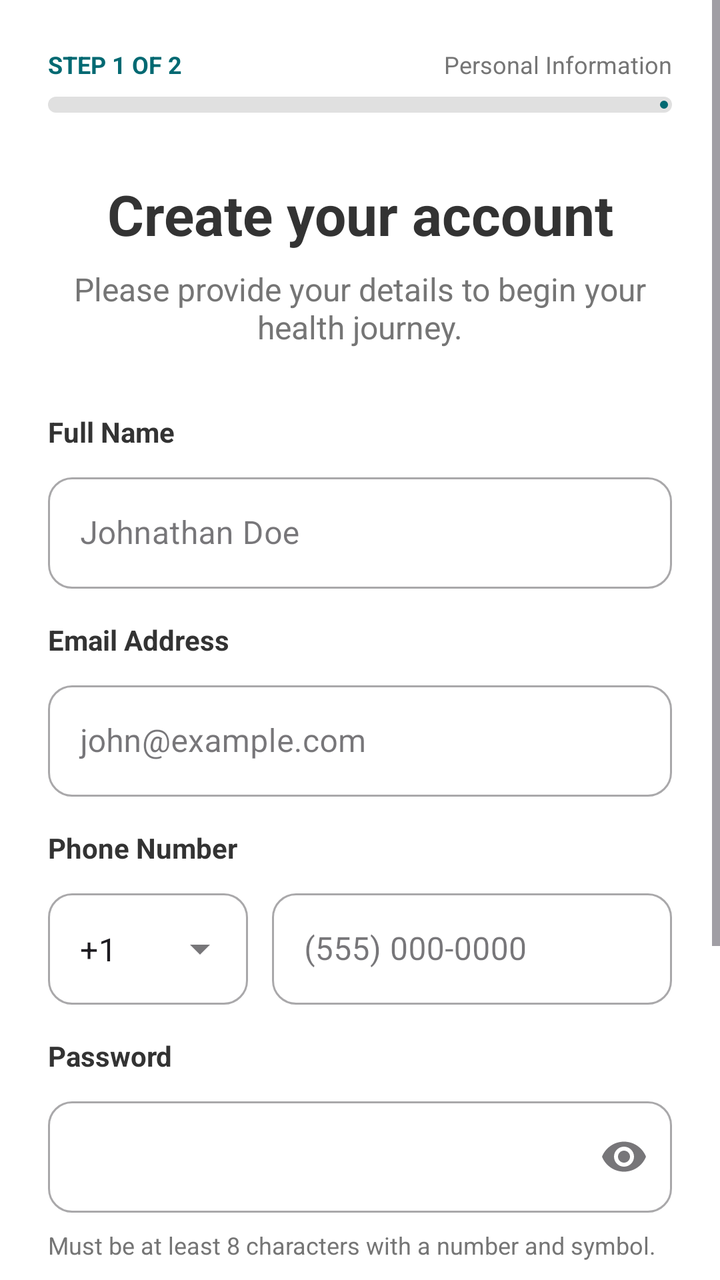
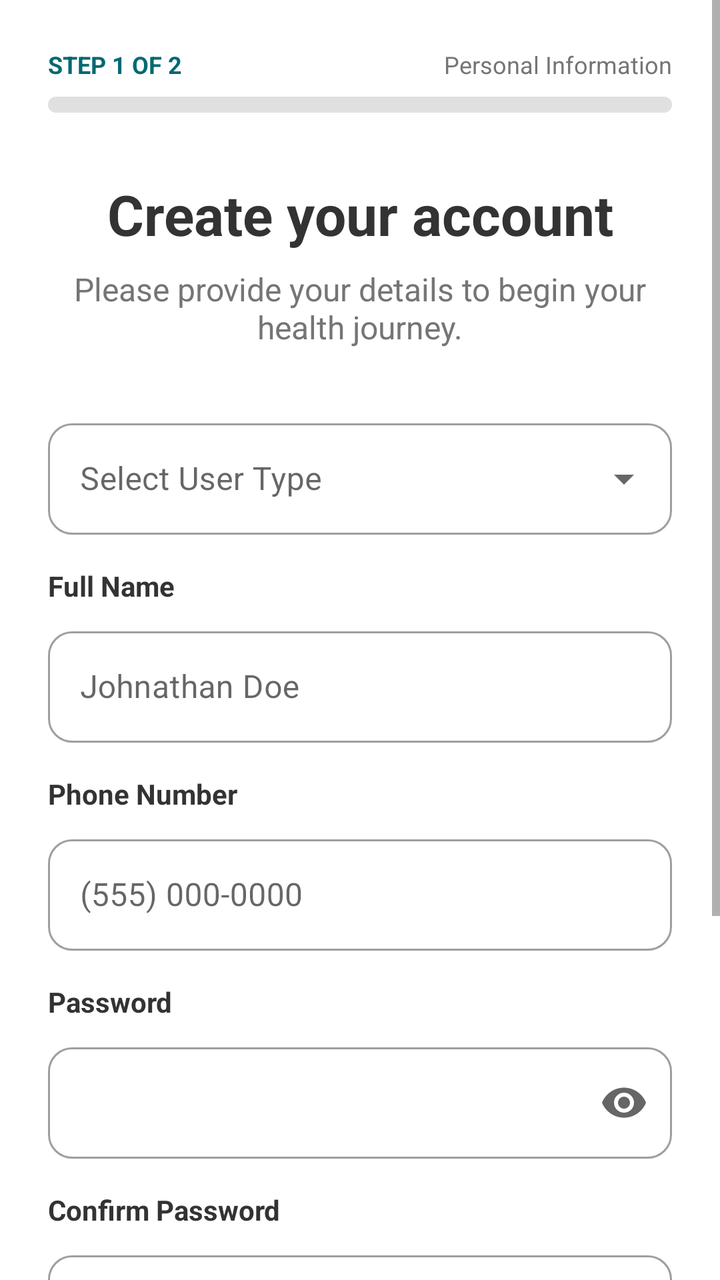

Before-and-after screenshots of an Android layout around one commit, followed by the original layout XML and the change that was made.
<!-- AndroidManifest.xml: application theme Theme.DocSheba -->
<!-- res/layout/signup_activity.xml -->
<?xml version="1.0" encoding="utf-8"?>
<ScrollView xmlns:android="http://schemas.android.com/apk/res/android"
    xmlns:app="http://schemas.android.com/apk/res-auto"
    xmlns:tools="http://schemas.android.com/tools"
    android:layout_width="match_parent"
    android:layout_height="match_parent"
    android:background="#FFFFFF"
    android:fillViewport="true">

    <androidx.constraintlayout.widget.ConstraintLayout
        android:layout_width="match_parent"
        android:layout_height="wrap_content"
        android:padding="24dp">

        <LinearLayout
            android:id="@+id/progressLayout"
            android:layout_width="match_parent"
            android:layout_height="wrap_content"
            android:orientation="vertical"
            app:layout_constraintTop_toTopOf="parent">

            <androidx.constraintlayout.widget.ConstraintLayout
                android:layout_width="match_parent"
                android:layout_height="wrap_content">
                <TextView
                    android:layout_width="wrap_content"
                    android:layout_height="wrap_content"
                    android:text="STEP 1 OF 2"
                    android:textColor="@color/color_primary_teal"
                    android:textStyle="bold"
                    android:textSize="12sp"
                    app:layout_constraintStart_toStartOf="parent"
                    app:layout_constraintTop_toTopOf="parent" />
                <TextView
                    android:layout_width="wrap_content"
                    android:layout_height="wrap_content"
                    android:text="Personal Information"
                    android:textColor="@color/text_color_secondary"
                    android:textSize="12sp"
                    app:layout_constraintEnd_toEndOf="parent"
                    app:layout_constraintTop_toTopOf="parent" />
            </androidx.constraintlayout.widget.ConstraintLayout>

            <com.google.android.material.progressindicator.LinearProgressIndicator
                android:layout_width="match_parent"
                android:layout_height="wrap_content"
                android:layout_marginTop="8dp"
                android:progress="50"
                app:indicatorColor="@color/color_primary_teal"
                app:trackColor="#E0E0E0"
                app:trackCornerRadius="4dp"
                app:trackThickness="8dp" />
        </LinearLayout>

        <TextView
            android:id="@+id/signupTitle"
            android:layout_width="wrap_content"
            android:layout_height="wrap_content"
            android:layout_marginTop="32dp"
            android:text="Create your account"
            android:textColor="@color/text_color_primary"
            android:textSize="28sp"
            android:textStyle="bold"
            app:layout_constraintEnd_toEndOf="parent"
            app:layout_constraintStart_toStartOf="parent"
            app:layout_constraintTop_toBottomOf="@id/progressLayout" />

        <TextView
            android:id="@+id/signupSubtitle"
            android:layout_width="0dp"
            android:layout_height="wrap_content"
            android:layout_marginTop="8dp"
            android:gravity="center"
            android:text="Please provide your details to begin your health journey."
            android:textColor="@color/text_color_secondary"
            android:textSize="16sp"
            app:layout_constraintEnd_toEndOf="parent"
            app:layout_constraintStart_toStartOf="parent"
            app:layout_constraintTop_toBottomOf="@id/signupTitle" />

        
        <LinearLayout
            android:id="@+id/formLayout"
            android:layout_width="match_parent"
            android:layout_height="wrap_content"
            android:layout_marginTop="32dp"
            android:orientation="vertical"
            app:layout_constraintTop_toBottomOf="@id/signupSubtitle">

            <TextView
                android:layout_width="wrap_content"
                android:layout_height="wrap_content"
                android:text="Full Name"
                android:textColor="@color/text_color_primary"
                android:textStyle="bold"
                android:layout_marginBottom="8dp" />

            <com.google.android.material.textfield.TextInputLayout
                style="@style/Widget.MaterialComponents.TextInputLayout.OutlinedBox"
                android:layout_width="match_parent"
                android:layout_height="wrap_content"
                app:boxCornerRadiusBottomEnd="12dp"
                app:boxCornerRadiusBottomStart="12dp"
                app:boxCornerRadiusTopEnd="12dp"
                app:boxCornerRadiusTopStart="12dp">
                <com.google.android.material.textfield.TextInputEditText
                    android:layout_width="match_parent"
                    android:layout_height="wrap_content"
                    android:hint="Johnathan Doe" />
            </com.google.android.material.textfield.TextInputLayout>

            <TextView
                android:layout_width="wrap_content"
                android:layout_height="wrap_content"
                android:text="Email Address"
                android:textColor="@color/text_color_primary"
                android:textStyle="bold"
                android:layout_marginTop="16dp"
                android:layout_marginBottom="8dp" />

            <com.google.android.material.textfield.TextInputLayout
                style="@style/Widget.MaterialComponents.TextInputLayout.OutlinedBox"
                android:layout_width="match_parent"
                android:layout_height="wrap_content"
                app:boxCornerRadiusBottomEnd="12dp"
                app:boxCornerRadiusBottomStart="12dp"
                app:boxCornerRadiusTopEnd="12dp"
                app:boxCornerRadiusTopStart="12dp">
                <com.google.android.material.textfield.TextInputEditText
                    android:layout_width="match_parent"
                    android:layout_height="wrap_content"
                    android:hint="john@example.com"
                    android:inputType="textEmailAddress" />
            </com.google.android.material.textfield.TextInputLayout>

            <TextView
                android:layout_width="wrap_content"
                android:layout_height="wrap_content"
                android:text="Phone Number"
                android:textColor="@color/text_color_primary"
                android:textStyle="bold"
                android:layout_marginTop="16dp"
                android:layout_marginBottom="8dp" />

            <LinearLayout
                android:layout_width="match_parent"
                android:layout_height="wrap_content"
                android:orientation="horizontal">

                <com.google.android.material.textfield.TextInputLayout
                    style="@style/Widget.MaterialComponents.TextInputLayout.OutlinedBox.ExposedDropdownMenu"
                    android:layout_width="100dp"
                    android:layout_height="wrap_content"
                    app:boxCornerRadiusBottomEnd="12dp"
                    app:boxCornerRadiusBottomStart="12dp"
                    app:boxCornerRadiusTopEnd="12dp"
                    app:boxCornerRadiusTopStart="12dp">
                    <AutoCompleteTextView
                        android:layout_width="match_parent"
                        android:layout_height="wrap_content"
                        android:text="+1"
                        android:inputType="none" />
                </com.google.android.material.textfield.TextInputLayout>

                <com.google.android.material.textfield.TextInputLayout
                    style="@style/Widget.MaterialComponents.TextInputLayout.OutlinedBox"
                    android:layout_width="0dp"
                    android:layout_height="wrap_content"
                    android:layout_weight="1"
                    android:layout_marginStart="12dp"
                    app:boxCornerRadiusBottomEnd="12dp"
                    app:boxCornerRadiusBottomStart="12dp"
                    app:boxCornerRadiusTopEnd="12dp"
                    app:boxCornerRadiusTopStart="12dp">
                    <com.google.android.material.textfield.TextInputEditText
                        android:layout_width="match_parent"
                        android:layout_height="wrap_content"
                        android:hint="(555) 000-0000"
                        android:inputType="phone" />
                </com.google.android.material.textfield.TextInputLayout>
            </LinearLayout>

            <TextView
                android:layout_width="wrap_content"
                android:layout_height="wrap_content"
                android:text="Password"
                android:textColor="@color/text_color_primary"
                android:textStyle="bold"
                android:layout_marginTop="16dp"
                android:layout_marginBottom="8dp" />

            <com.google.android.material.textfield.TextInputLayout
                style="@style/Widget.MaterialComponents.TextInputLayout.OutlinedBox"
                android:layout_width="match_parent"
                android:layout_height="wrap_content"
                app:endIconMode="password_toggle"
                app:boxCornerRadiusBottomEnd="12dp"
                app:boxCornerRadiusBottomStart="12dp"
                app:boxCornerRadiusTopEnd="12dp"
                app:boxCornerRadiusTopStart="12dp">
                <com.google.android.material.textfield.TextInputEditText
                    android:layout_width="match_parent"
                    android:layout_height="wrap_content"
                    android:inputType="textPassword" />
            </com.google.android.material.textfield.TextInputLayout>

            <TextView
                android:layout_width="match_parent"
                android:layout_height="wrap_content"
                android:layout_marginTop="8dp"
                android:text="Must be at least 8 characters with a number and symbol."
                android:textColor="@color/text_color_secondary"
                android:textSize="12sp" />
        </LinearLayout>

        <com.google.android.material.checkbox.MaterialCheckBox
            android:id="@+id/termsCheckBox"
            android:layout_width="match_parent"
            android:layout_height="wrap_content"
            android:layout_marginTop="16dp"
            android:text="I agree to the Terms of Service and Privacy Policy regarding my medical data."
            android:textColor="@color/text_color_secondary"
            android:textSize="14sp"
            app:layout_constraintTop_toBottomOf="@id/formLayout" />

        <com.google.android.material.button.MaterialButton
            android:id="@+id/btnCreateAccount"
            android:layout_width="match_parent"
            android:layout_height="56dp"
            android:layout_marginTop="24dp"
            android:backgroundTint="@color/color_primary_teal"
            android:text="Create Account"
            android:textAllCaps="false"
            android:textSize="16sp"
            app:cornerRadius="12dp"
            app:icon="@drawable/ic_arrow_forward"
            app:iconGravity="textEnd"
            app:layout_constraintTop_toBottomOf="@id/termsCheckBox" />

        <LinearLayout
            android:layout_width="wrap_content"
            android:layout_height="wrap_content"
            android:layout_marginTop="24dp"
            android:layout_marginBottom="24dp"
            android:orientation="horizontal"
            app:layout_constraintBottom_toBottomOf="parent"
            app:layout_constraintEnd_toEndOf="parent"
            app:layout_constraintStart_toStartOf="parent"
            app:layout_constraintTop_toBottomOf="@id/btnCreateAccount">

            <TextView
                android:layout_width="wrap_content"
                android:layout_height="wrap_content"
                android:text="Already have a HelloDoc account? "
                android:textColor="@color/text_color_secondary" />

            <TextView
                android:id="@+id/loginLink"
                android:layout_width="wrap_content"
                android:layout_height="wrap_content"
                android:text="Login here"
                android:textColor="@color/color_primary_teal"
                android:textStyle="bold" />
        </LinearLayout>

    </androidx.constraintlayout.widget.ConstraintLayout>
</ScrollView>
<!-- resources referenced by this layout -->
<resources>
  <color name="color_primary_teal">#006972</color>
  <color name="text_color_primary">#333333</color>
  <color name="text_color_secondary">#757575</color>
  <!-- drawable ic_arrow_forward: png bitmap (drawable, 14273 bytes) -->
  <style name="Theme.DocSheba" parent="Base.Theme.DocSheba" />
  <style name="Base.Theme.DocSheba" parent="Theme.Material3.DayNight.NoActionBar">
          
          
      </style>
</resources>

<!-- the commit's change to res/layout/signup_activity.xml (unified diff, before → after) -->
@@ -87,12 +87,30 @@
             android:orientation="vertical"
             app:layout_constraintTop_toBottomOf="@id/signupSubtitle">
 
+            <com.google.android.material.textfield.TextInputLayout
+                android:id="@+id/userTypeLayout"
+                style="@style/Widget.MaterialComponents.TextInputLayout.OutlinedBox.ExposedDropdownMenu"
+                android:layout_width="match_parent"
+                android:layout_height="wrap_content"
+                app:boxCornerRadiusBottomEnd="12dp"
+                app:boxCornerRadiusBottomStart="12dp"
+                app:boxCornerRadiusTopEnd="12dp"
+                app:boxCornerRadiusTopStart="12dp">
+                <AutoCompleteTextView
+                    android:id="@+id/userTypeDropdown"
+                    android:layout_width="match_parent"
+                    android:layout_height="wrap_content"
+                    android:hint="Select User Type"
+                    android:inputType="none" />
+            </com.google.android.material.textfield.TextInputLayout>
+
             <TextView
                 android:layout_width="wrap_content"
                 android:layout_height="wrap_content"
                 android:text="Full Name"
                 android:textColor="@color/text_color_primary"
                 android:textStyle="bold"
+                android:layout_marginTop="16dp"
                 android:layout_marginBottom="8dp" />
 
             <com.google.android.material.textfield.TextInputLayout
@@ -104,6 +122,7 @@
                 app:boxCornerRadiusTopEnd="12dp"
                 app:boxCornerRadiusTopStart="12dp">
                 <com.google.android.material.textfield.TextInputEditText
+                    android:id="@+id/nameEditText"
                     android:layout_width="match_parent"
                     android:layout_height="wrap_content"
                     android:hint="Johnathan Doe" />
@@ -112,30 +131,6 @@
             <TextView
                 android:layout_width="wrap_content"
                 android:layout_height="wrap_content"
-                android:text="Email Address"
-                android:textColor="@color/text_color_primary"
-                android:textStyle="bold"
-                android:layout_marginTop="16dp"
-                android:layout_marginBottom="8dp" />
-
-            <com.google.android.material.textfield.TextInputLayout
-                style="@style/Widget.MaterialComponents.TextInputLayout.OutlinedBox"
-                android:layout_width="match_parent"
-                android:layout_height="wrap_content"
-                app:boxCornerRadiusBottomEnd="12dp"
-                app:boxCornerRadiusBottomStart="12dp"
-                app:boxCornerRadiusTopEnd="12dp"
-                app:boxCornerRadiusTopStart="12dp">
-                <com.google.android.material.textfield.TextInputEditText
-                    android:layout_width="match_parent"
-                    android:layout_height="wrap_content"
-                    android:hint="john@example.com"
-                    android:inputType="textEmailAddress" />
-            </com.google.android.material.textfield.TextInputLayout>
-
-            <TextView
-                android:layout_width="wrap_content"
-                android:layout_height="wrap_content"
                 android:text="Phone Number"
                 android:textColor="@color/text_color_primary"
                 android:textStyle="bold"
@@ -146,33 +141,18 @@
                 android:layout_width="match_parent"
                 android:layout_height="wrap_content"
                 android:orientation="horizontal">
-
-                <com.google.android.material.textfield.TextInputLayout
-                    style="@style/Widget.MaterialComponents.TextInputLayout.OutlinedBox.ExposedDropdownMenu"
-                    android:layout_width="100dp"
-                    android:layout_height="wrap_content"
-                    app:boxCornerRadiusBottomEnd="12dp"
-                    app:boxCornerRadiusBottomStart="12dp"
-                    app:boxCornerRadiusTopEnd="12dp"
-                    app:boxCornerRadiusTopStart="12dp">
-                    <AutoCompleteTextView
-                        android:layout_width="match_parent"
-                        android:layout_height="wrap_content"
-                        android:text="+1"
-                        android:inputType="none" />
-                </com.google.android.material.textfield.TextInputLayout>
 
                 <com.google.android.material.textfield.TextInputLayout
                     style="@style/Widget.MaterialComponents.TextInputLayout.OutlinedBox"
                     android:layout_width="0dp"
                     android:layout_height="wrap_content"
                     android:layout_weight="1"
-                    android:layout_marginStart="12dp"
                     app:boxCornerRadiusBottomEnd="12dp"
                     app:boxCornerRadiusBottomStart="12dp"
                     app:boxCornerRadiusTopEnd="12dp"
                     app:boxCornerRadiusTopStart="12dp">
                     <com.google.android.material.textfield.TextInputEditText
+                        android:id="@+id/phoneEditText"
                         android:layout_width="match_parent"
                         android:layout_height="wrap_content"
                         android:hint="(555) 000-0000"
@@ -199,60 +179,71 @@
                 app:boxCornerRadiusTopEnd="12dp"
                 app:boxCornerRadiusTopStart="12dp">
                 <com.google.android.material.textfield.TextInputEditText
+                    android:id="@+id/passwordEditText"
                     android:layout_width="match_parent"
                     android:layout_height="wrap_content"
                     android:inputType="textPassword" />
             </com.google.android.material.textfield.TextInputLayout>
 
             <TextView
-                android:layout_width="match_parent"
-                android:layout_height="wrap_content"
-                android:layout_marginTop="8dp"
-                android:text="Must be at least 8 characters with a number and symbol."
-                android:textColor="@color/text_color_secondary"
-                android:textSize="12sp" />
+                android:layout_width="wrap_content"
+                android:layout_height="wrap_content"
+                android:text="Confirm Password"
+                android:textColor="@color/text_color_primary"
+                android:textStyle="bold"
+                android:layout_marginTop="16dp"
+                android:layout_marginBottom="8dp" />
+
+            <com.google.android.material.textfield.TextInputLayout
+                style="@style/Widget.MaterialComponents.TextInputLayout.OutlinedBox"
+                android:layout_width="match_parent"
+                android:layout_height="wrap_content"
+                app:endIconMode="password_toggle"
+                app:boxCornerRadiusBottomEnd="12dp"
+                app:boxCornerRadiusBottomStart="12dp"
+                app:boxCornerRadiusTopEnd="12dp"
+                app:boxCornerRadiusTopStart="12dp">
+                <com.google.android.material.textfield.TextInputEditText
+                    android:id="@+id/confirmPasswordEditText"
+                    android:layout_width="match_parent"
+                    android:layout_height="wrap_content"
+                    android:inputType="textPassword" />
+            </com.google.android.material.textfield.TextInputLayout>
         </LinearLayout>
 
         <com.google.android.material.checkbox.MaterialCheckBox
-            android:id="@+id/termsCheckBox"
+            android:id="@+id/termsCheckbox"
             android:layout_width="match_parent"
             android:layout_height="wrap_content"
             android:layout_marginTop="16dp"
-            android:text="I agree to the Terms of Service and Privacy Policy regarding my medical data."
+            android:text="I agree to the Terms of Service"
             android:textColor="@color/text_color_secondary"
-            android:textSize="14sp"
             app:layout_constraintTop_toBottomOf="@id/formLayout" />
 
         <com.google.android.material.button.MaterialButton
-            android:id="@+id/btnCreateAccount"
+            android:id="@+id/signupButton"
             android:layout_width="match_parent"
             android:layout_height="56dp"
             android:layout_marginTop="24dp"
             android:backgroundTint="@color/color_primary_teal"
             android:text="Create Account"
-            android:textAllCaps="false"
-            android:textSize="16sp"
             app:cornerRadius="12dp"
-            app:icon="@drawable/ic_arrow_forward"
-            app:iconGravity="textEnd"
-            app:layout_constraintTop_toBottomOf="@id/termsCheckBox" />
+            app:layout_constraintTop_toBottomOf="@id/termsCheckbox" />
 
         <LinearLayout
+            android:id="@+id/loginLinkLayout"
             android:layout_width="wrap_content"
             android:layout_height="wrap_content"
             android:layout_marginTop="24dp"
-            android:layout_marginBottom="24dp"
             android:orientation="horizontal"
-            app:layout_constraintBottom_toBottomOf="parent"
             app:layout_constraintEnd_toEndOf="parent"
             app:layout_constraintStart_toStartOf="parent"
-            app:layout_constraintTop_toBottomOf="@id/btnCreateAccount">
-
-            <TextView
-                android:layout_width="wrap_content"
-                android:layout_height="wrap_content"
-                android:text="Already have a HelloDoc account? "
-                android:textColor="@color/text_color_secondary" />
+            app:layout_constraintTop_toBottomOf="@id/signupButton">
+
+            <TextView
+                android:layout_width="wrap_content"
+                android:layout_height="wrap_content"
+                android:text="Already have an account? " />
 
             <TextView
                 android:id="@+id/loginLink"
@@ -263,5 +254,15 @@
                 android:textStyle="bold" />
         </LinearLayout>
 
+        <ProgressBar
+            android:id="@+id/signupProgressBar"
+            android:layout_width="wrap_content"
+            android:layout_height="wrap_content"
+            android:visibility="gone"
+            app:layout_constraintTop_toTopOf="parent"
+            app:layout_constraintBottom_toBottomOf="parent"
+            app:layout_constraintStart_toStartOf="parent"
+            app:layout_constraintEnd_toEndOf="parent" />
+
     </androidx.constraintlayout.widget.ConstraintLayout>
 </ScrollView>
<!-- resource entries referenced after the edit -->
@@ -3,9 +3,8 @@
   <color name="color_primary_teal">#006972</color>
   <color name="text_color_primary">#333333</color>
   <color name="text_color_secondary">#757575</color>
-  <!-- drawable ic_arrow_forward: png bitmap (drawable, 14273 bytes) -->
   <style name="Theme.DocSheba" parent="Base.Theme.DocSheba" />
-  <style name="Base.Theme.DocSheba" parent="Theme.Material3.DayNight.NoActionBar">
+  <style name="Base.Theme.DocSheba" parent="Theme.MaterialComponents.DayNight.NoActionBar">
           
           
       </style>
